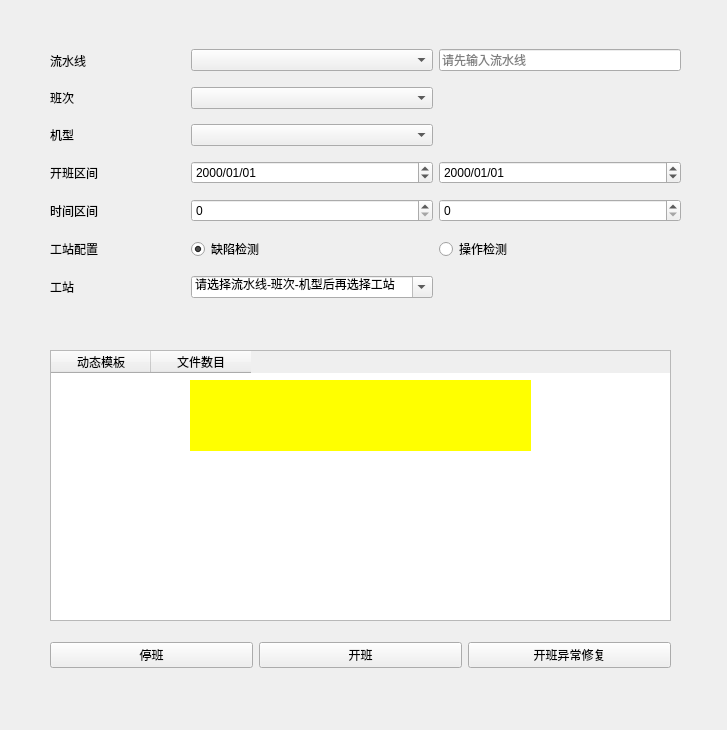
Before: the Qt Designer form gd.ui in ss7424Refar/mjd, drawn with Qt 5.
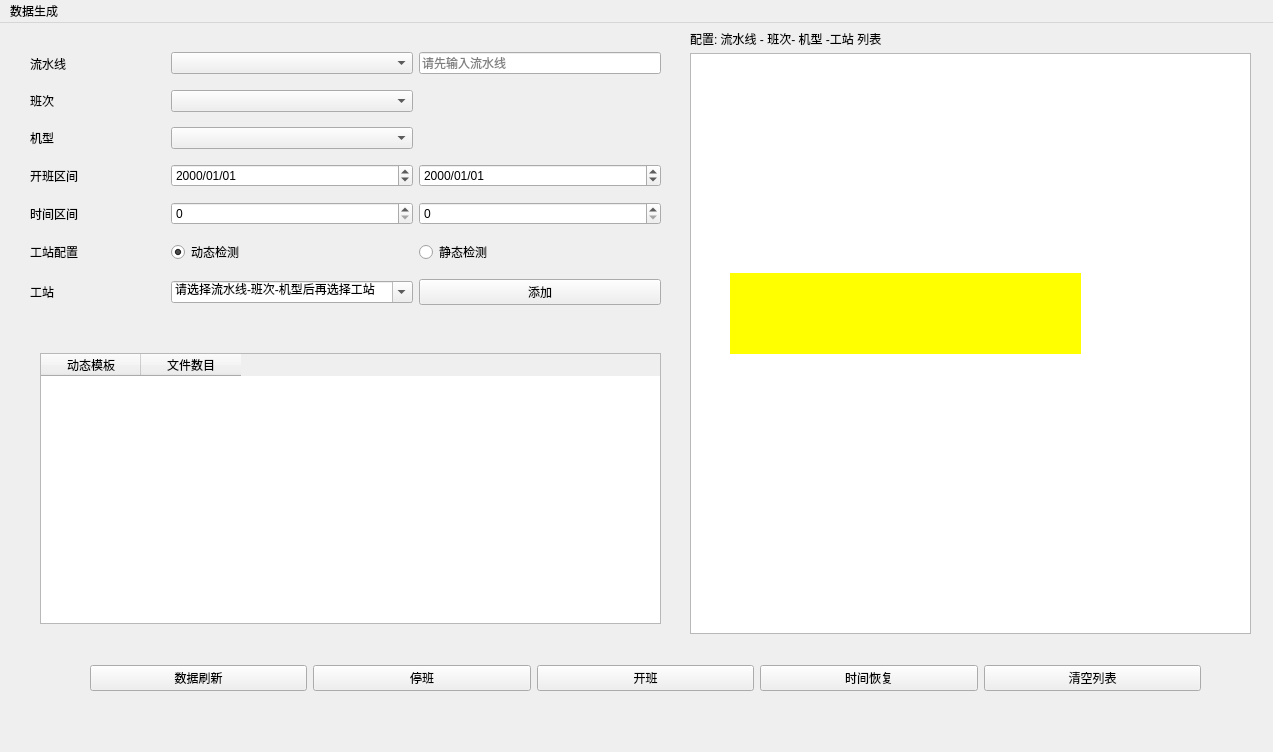
After: the same form once the commit is applied. Icons and pictures are not drawn.

Commit message: [Add] 多条流水线以及数据生成

What changed in the file:
```diff
--- a/gd.ui
+++ b/gd.ui
@@ -6,8 +6,8 @@
    <rect>
     <x>0</x>
     <y>0</y>
-    <width>727</width>
-    <height>730</height>
+    <width>1273</width>
+    <height>752</height>
    </rect>
   </property>
   <property name="windowTitle">
@@ -21,10 +21,10 @@
    <widget class="QWidget" name="widget" native="true">
     <property name="geometry">
      <rect>
-      <x>30</x>
-      <y>20</y>
-      <width>671</width>
-      <height>681</height>
+      <x>10</x>
+      <y>0</y>
+      <width>1261</width>
+      <height>711</height>
      </rect>
     </property>
     <widget class="QWidget" name="gridLayoutWidget">
@@ -45,6 +45,9 @@
       </property>
       <item row="2" column="1">
        <widget class="QComboBox" name="comboBox_3">
+        <property name="styleSheet">
+         <string notr="true"/>
+        </property>
         <property name="editable">
          <bool>false</bool>
         </property>
@@ -76,6 +79,9 @@
       </item>
       <item row="0" column="2">
        <widget class="QLineEdit" name="lineEdit">
+        <property name="styleSheet">
+         <string notr="true"/>
+        </property>
         <property name="placeholderText">
          <string>请先输入流水线</string>
         </property>
@@ -83,6 +89,9 @@
       </item>
       <item row="4" column="2">
        <widget class="QSpinBox" name="spinBox_2">
+        <property name="styleSheet">
+         <string notr="true"/>
+        </property>
         <property name="maximum">
          <number>23</number>
         </property>
@@ -90,6 +99,9 @@
       </item>
       <item row="3" column="1">
        <widget class="QDateTimeEdit" name="dateTimeEdit">
+        <property name="styleSheet">
+         <string notr="true"/>
+        </property>
         <property name="displayFormat">
          <string>yyyy/MM/dd</string>
         </property>
@@ -104,6 +116,9 @@
       </item>
       <item row="3" column="2">
        <widget class="QDateTimeEdit" name="dateTimeEdit_2">
+        <property name="styleSheet">
+         <string notr="true"/>
+        </property>
         <property name="displayFormat">
          <string>yyyy/MM/dd</string>
         </property>
@@ -111,6 +126,9 @@
       </item>
       <item row="0" column="1">
        <widget class="QComboBox" name="comboBox">
+        <property name="styleSheet">
+         <string notr="true"/>
+        </property>
         <property name="sizeAdjustPolicy">
          <enum>QComboBox::AdjustToContents</enum>
         </property>
@@ -118,6 +136,9 @@
       </item>
       <item row="6" column="1">
        <widget class="QComboBox" name="comboBox_4">
+        <property name="styleSheet">
+         <string notr="true"/>
+        </property>
         <property name="editable">
          <bool>true</bool>
         </property>
@@ -143,6 +164,9 @@
       </item>
       <item row="4" column="1">
        <widget class="QSpinBox" name="spinBox">
+        <property name="styleSheet">
+         <string notr="true"/>
+        </property>
         <property name="minimum">
          <number>0</number>
         </property>
@@ -161,7 +185,11 @@
        </widget>
       </item>
       <item row="1" column="1">
-       <widget class="QComboBox" name="comboBox_2"/>
+       <widget class="QComboBox" name="comboBox_2">
+        <property name="styleSheet">
+         <string notr="true"/>
+        </property>
+       </widget>
       </item>
       <item row="6" column="0">
        <widget class="QLabel" name="label_6">
@@ -180,7 +208,7 @@
       <item row="5" column="1">
        <widget class="QRadioButton" name="radioButton">
         <property name="text">
-         <string>缺陷检测</string>
+         <string>动态检测</string>
         </property>
         <property name="checked">
          <bool>true</bool>
@@ -193,20 +221,27 @@
       <item row="5" column="2">
        <widget class="QRadioButton" name="radioButton_2">
         <property name="text">
-         <string>操作检测</string>
+         <string>静态检测</string>
         </property>
         <property name="autoExclusive">
          <bool>true</bool>
         </property>
        </widget>
       </item>
+      <item row="6" column="2">
+       <widget class="QPushButton" name="pushButton_4">
+        <property name="text">
+         <string>添加</string>
+        </property>
+       </widget>
+      </item>
      </layout>
     </widget>
     <widget class="QStackedWidget" name="stackedWidget">
      <property name="geometry">
       <rect>
-       <x>10</x>
-       <y>310</y>
+       <x>20</x>
+       <y>320</y>
        <width>641</width>
        <height>291</height>
       </rect>
@@ -219,7 +254,7 @@
        <property name="geometry">
         <rect>
          <x>10</x>
-         <y>20</y>
+         <y>10</y>
          <width>621</width>
          <height>271</height>
         </rect>
@@ -238,23 +273,6 @@
         </property>
        </column>
       </widget>
-      <widget class="QLabel" name="label_8">
-       <property name="geometry">
-        <rect>
-         <x>150</x>
-         <y>50</y>
-         <width>341</width>
-         <height>71</height>
-        </rect>
-       </property>
-       <property name="styleSheet">
-        <string notr="true">font: 20pt &quot;MS Shell Dlg 2&quot;;
-background-color: rgb(255, 255, 0);</string>
-       </property>
-       <property name="text">
-        <string/>
-       </property>
-      </widget>
      </widget>
      <widget class="QWidget" name="page_4">
       <widget class="QTableWidget" name="tableWidget_3">
@@ -285,38 +303,137 @@
     <widget class="QWidget" name="gridLayoutWidget_2">
      <property name="geometry">
       <rect>
-       <x>20</x>
-       <y>600</y>
-       <width>621</width>
+       <x>80</x>
+       <y>620</y>
+       <width>1111</width>
        <height>71</height>
       </rect>
      </property>
      <layout class="QGridLayout" name="gridLayout_2">
-      <item row="0" column="1">
+      <item row="0" column="2">
        <widget class="QPushButton" name="pushButton_2">
         <property name="text">
          <string>开班</string>
         </property>
        </widget>
       </item>
-      <item row="0" column="0">
+      <item row="0" column="4">
+       <widget class="QPushButton" name="pushButton_5">
+        <property name="text">
+         <string>清空列表</string>
+        </property>
+       </widget>
+      </item>
+      <item row="0" column="1">
        <widget class="QPushButton" name="pushButton">
         <property name="text">
          <string>停班</string>
         </property>
        </widget>
       </item>
-      <item row="0" column="2">
+      <item row="0" column="3">
        <widget class="QPushButton" name="pushButton_3">
         <property name="text">
-         <string>开班异常修复</string>
+         <string>时间恢复</string>
+        </property>
+       </widget>
+      </item>
+      <item row="0" column="0">
+       <widget class="QPushButton" name="pushButton_6">
+        <property name="text">
+         <string>数据刷新</string>
         </property>
        </widget>
       </item>
      </layout>
     </widget>
+    <widget class="QWidget" name="widget_2" native="true">
+     <property name="geometry">
+      <rect>
+       <x>670</x>
+       <y>0</y>
+       <width>581</width>
+       <height>621</height>
+      </rect>
+     </property>
+     <widget class="QLabel" name="label_9">
+      <property name="geometry">
+       <rect>
+        <x>10</x>
+        <y>0</y>
+        <width>211</width>
+        <height>31</height>
+       </rect>
+      </property>
+      <property name="text">
+       <string>配置: 流水线 - 班次- 机型 -工站 列表</string>
+      </property>
+     </widget>
+     <widget class="QListWidget" name="listWidget">
+      <property name="geometry">
+       <rect>
+        <x>10</x>
+        <y>30</y>
+        <width>561</width>
+        <height>581</height>
+       </rect>
+      </property>
+      <property name="styleSheet">
+       <string notr="true"/>
+      </property>
+     </widget>
+     <widget class="QLabel" name="label_8">
+      <property name="geometry">
+       <rect>
+        <x>50</x>
+        <y>250</y>
+        <width>351</width>
+        <height>81</height>
+       </rect>
+      </property>
+      <property name="styleSheet">
+       <string notr="true">font: 20pt &quot;MS Shell Dlg 2&quot;;
+background-color: rgb(255, 255, 0);
+color: rgb(255, 0, 0);
+padding-left: 30px</string>
+      </property>
+      <property name="text">
+       <string/>
+      </property>
+     </widget>
+     <zorder>listWidget</zorder>
+     <zorder>label_9</zorder>
+     <zorder>label_8</zorder>
+    </widget>
    </widget>
   </widget>
+  <widget class="QMenuBar" name="menuBar">
+   <property name="geometry">
+    <rect>
+     <x>0</x>
+     <y>0</y>
+     <width>1273</width>
+     <height>23</height>
+    </rect>
+   </property>
+   <widget class="QMenu" name="menu">
+    <property name="title">
+     <string>数据生成</string>
+    </property>
+    <addaction name="actionLine"/>
+    <addaction name="separator"/>
+   </widget>
+   <addaction name="menu"/>
+  </widget>
+  <action name="actionLine">
+   <property name="icon">
+    <iconset>
+     <normaloff>menu.ico</normaloff>menu.ico</iconset>
+   </property>
+   <property name="text">
+    <string>流水线</string>
+   </property>
+  </action>
  </widget>
  <resources/>
  <connections/>
```
Left out of the diff: 3 changed lines with no effect on the pictures. The commit also changes 14 other files.
